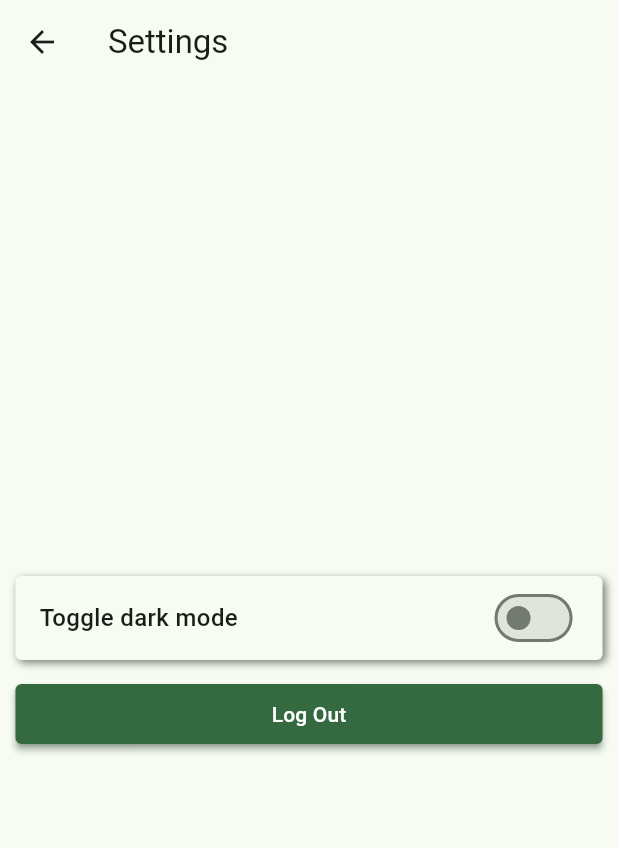
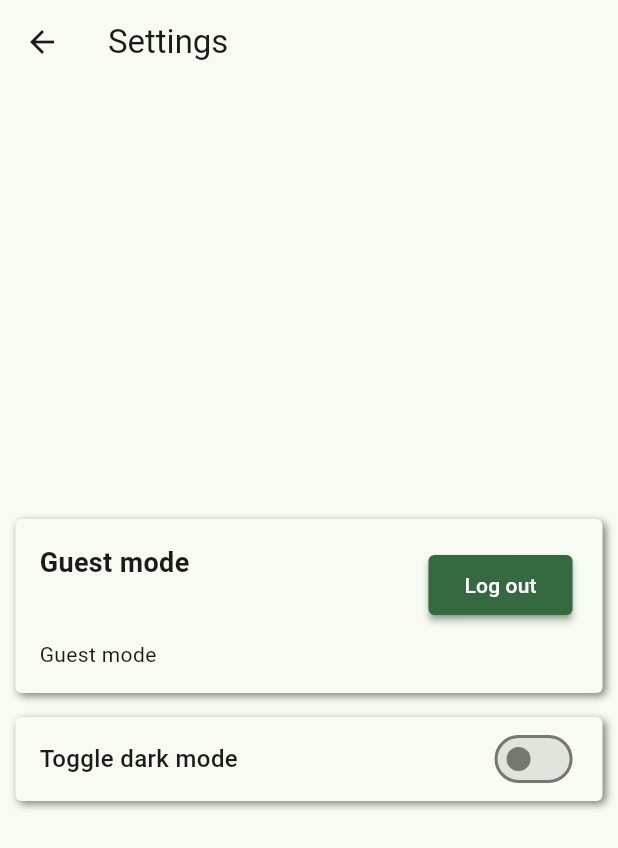
Before and after one commit to ZBramblett/Jobs-Market-and-Salaries-Application, a Flutter app: the SettingsPage screen opened directly, on a phone screen of 412 x 824 dp. Shown: the top 848 px of the screen. Run offline on Flutter 3.47's test engine with Material 3 defaults, Android fonts, the phone set to English and light mode, and no system bars; our stand-ins replace audioplayers, csv, firebase_auth, firebase_core, google_sign_in, youtube_player_flutter; accounts and stored records are empty.

Commit message:
Better guest mode registering in settings page, slight bug fixes and tweaks around the app. Also created a static authpresenter object

```diff
--- a/lib/main.dart
+++ b/lib/main.dart
@@ -94,7 +94,7 @@ class _MainScreenState extends State<MainScreen> {
       },
     ),
     const CityComparerScreen(),
-    const SettingsPage(),
+    SettingsPage(),
   ];
 
   @override
--- a/lib/presenter/auth_presenter.dart
+++ b/lib/presenter/auth_presenter.dart
@@ -4,14 +4,13 @@ import '../model/auth_model.dart';
 class AuthPresenter {
   final AuthModel _model = AuthModel();
 
+  static AuthPresenter get authPresenter => AuthPresenter();
+
   Future<String?> login(String email, String password) {
     return _model.login(email, password);
   }
 
-  Future<String?> signUp(
-    String email,
-    String password,
-  ) {
+  Future<String?> signUp(String email, String password) {
     return _model.signUp(email, password);
   }
 
--- a/lib/view/UI_functions.dart
+++ b/lib/view/UI_functions.dart
@@ -123,12 +123,14 @@ class CustomCard extends StatefulWidget {
   final String title;
   final String description;
   final VoidCallback? onPressed;
+  final String buttonText;
 
   const CustomCard({
     super.key,
     required this.title,
     required this.description,
     this.onPressed,
+    this.buttonText = 'Action',
   });
 
   @override
@@ -196,16 +198,9 @@ class _CustomCardState extends State<CustomCard> {
                 ),
                 if (widget.onPressed != null) ...[
                   const SizedBox(width: 8),
-                  ElevatedButton(
+                  CustomButton(
+                    text: widget.buttonText,
                     onPressed: widget.onPressed,
-                    style: ElevatedButton.styleFrom(
-                      backgroundColor: scheme.primary,
-                      foregroundColor: scheme.onPrimary,
-                      shape: RoundedRectangleBorder(borderRadius: radius),
-                      minimumSize: const Size(40, 40),
-                      padding: EdgeInsets.zero,
-                    ),
-                    child: const Icon(Icons.play_arrow),
                   ),
                 ],
               ],
--- a/lib/view/settingspage.dart
+++ b/lib/view/settingspage.dart
@@ -4,7 +4,11 @@ import 'package:finalexam_salaries/view/UI_functions.dart';
 import 'package:flutter/material.dart';
 
 class SettingsPage extends StatelessWidget {
-  const SettingsPage({super.key});
+  SettingsPage({super.key});
+
+  final isGuestMode =
+      (AuthPresenter.authPresenter.currentUser?.displayName?.isEmpty ?? true) &&
+      (AuthPresenter.authPresenter.currentUser?.email?.isEmpty ?? true);
 
   @override
   Widget build(BuildContext context) {
@@ -14,6 +18,23 @@ class SettingsPage extends StatelessWidget {
         child: Column(
           mainAxisAlignment: MainAxisAlignment.center,
           children: [
+            CustomCard(
+              title: isGuestMode
+                  ? "Guest mode"
+                  : AuthPresenter.authPresenter.currentUser?.displayName ??
+                        "No name",
+              description: isGuestMode
+                  ? "Guest mode"
+                  : AuthPresenter.authPresenter.currentUser?.email ??
+                        'isGuestMode=${isGuestMode}\ndisplayName=${AuthPresenter.authPresenter.currentUser?.displayName}\nemail=${AuthPresenter.authPresenter.currentUser?.email}\nisEmpty=${AuthPresenter.authPresenter.currentUser?.displayName?.isEmpty}\nisNull=${AuthPresenter.authPresenter.currentUser?.displayName == null}\nisNull=${AuthPresenter.authPresenter.currentUser?.email == null}',
+              onPressed: () async {
+                await AuthPresenter().logout();
+                if (context.mounted) {
+                  Navigator.pushReplacementNamed(context, '/login');
+                }
+              },
+              buttonText: isGuestMode ? "Log out" : "Sign up",
+            ),
             CustomSettingsItem(
               text: 'Toggle dark mode',
               style: 'toggle',
@@ -22,16 +43,6 @@ class SettingsPage extends StatelessWidget {
                 themeNotifier.value = value ? ThemeMode.dark : ThemeMode.light;
               },
             ),
-            CustomButton(
-              text: 'Log Out',
-              width: 'span',
-              onPressed: () async {
-                await AuthPresenter().logout();
-                if (context.mounted) {
-                  Navigator.pushReplacementNamed(context, '/login');
-                }
-              },
-            ),
           ],
         ),
       ),
```
Also changed, not shown: lib/model/auth_model.dart (+11 -8 lines), lib/view/login_screen.dart (+12 -5 lines), lib/view/signup_screen.dart (+12 -4 lines).
